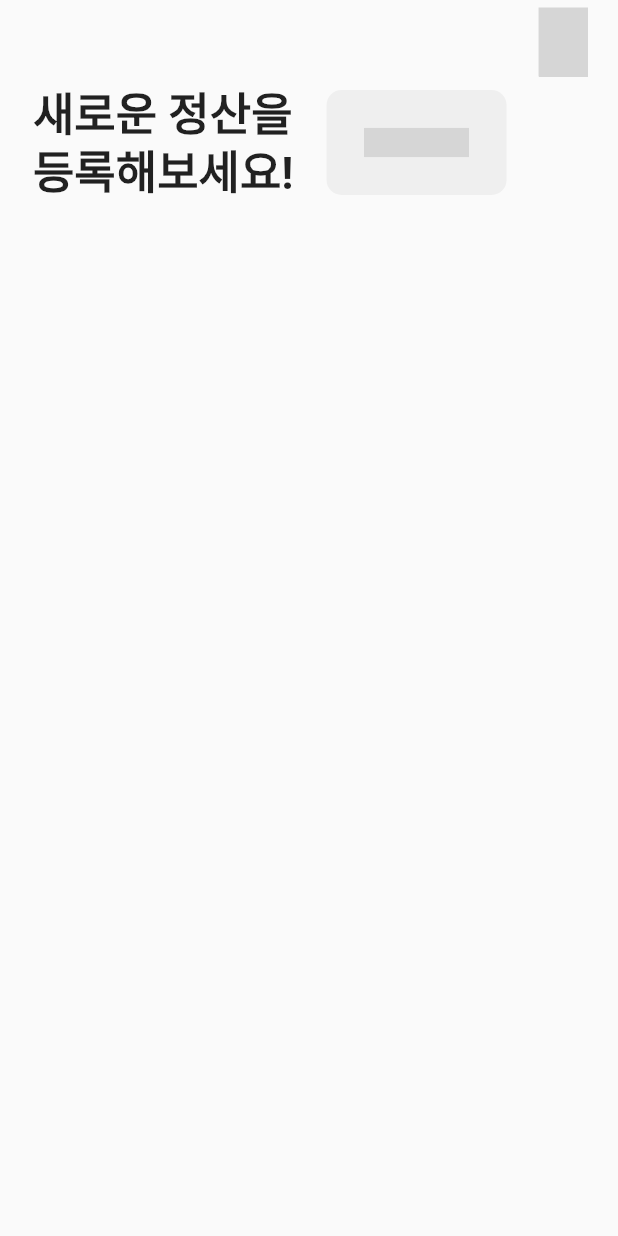
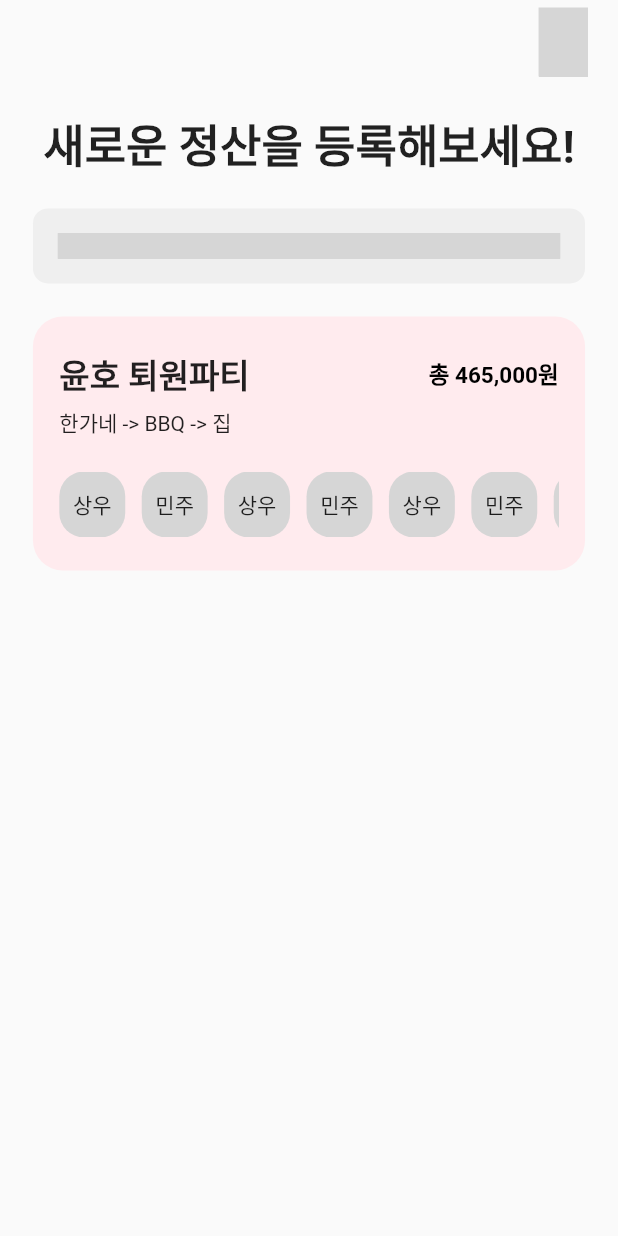
Before and after one commit to sangwoo24/n-bread, a Flutter app: the screen it shows after launch, on a phone screen of 412 x 824 dp. Run offline on Flutter 3.47's test engine with Material 2 defaults, Android fonts, the light colour scheme and no system bars; our stand-ins replace flutter_svg; Roboto replaces fonts that are missing (poor); grey boxes are pictures that could not be loaded.

Commit message:
Feat: 정산 카드 생성

```diff
--- a/n_bread/lib/module/home/components/home_header.dart
+++ b/n_bread/lib/module/home/components/home_header.dart
@@ -19,10 +19,8 @@ class HomeHeader extends StatelessWidget {
         padding: EdgeInsets.symmetric(horizontal: 20.w),
         child: Column(
           children: [
-            Row(
-              children: [
             const Text(
-                  '새로운 정산을\n등록해보세요!',
+              '새로운 정산을 등록해보세요!',
               style: TextStyle(
                 fontSize: 30,
                 fontWeight: FontWeight.bold,
@@ -30,15 +28,15 @@ class HomeHeader extends StatelessWidget {
                 fontFamily: 'poor',
               ),
             ),
-                Space(width: 20),
+            Space(height: 20),
             Container(
-                  width: 120,
-                  height: 70,
+              width: double.infinity,
+              height: 50,
               decoration: BoxDecoration(
                 borderRadius: BorderRadius.circular(10),
                 color: const Color(0xFFEFEFEF),
               ),
-                  padding: EdgeInsets.all(23.w),
+              padding: EdgeInsets.all(15.w),
               child: const SizedAsset(
                 assetPath: 'assets/icons/icon-add.svg',
                 size: Size(20, 20),
@@ -47,8 +45,6 @@ class HomeHeader extends StatelessWidget {
             ),
           ],
         ),
-          ],
-        ),
       ),
     );
   }
--- /dev/null
+++ b/n_bread/lib/module/home/components/settlement_list_tile.dart
@@ -0,0 +1,180 @@
+import 'package:flutter/material.dart';
+import 'package:n_bread/config/app_size.dart';
+import 'package:n_bread/global/widget/space.dart';
+
+class SettlementListTile extends StatelessWidget {
+  const SettlementListTile({super.key});
+
+  @override
+  Widget build(BuildContext context) {
+    return Container(
+      padding: EdgeInsets.symmetric(horizontal: 16.w, vertical: 20.w),
+      decoration: BoxDecoration(
+        borderRadius: BorderRadius.circular(20),
+        color: Colors.red[50],
+      ),
+      child: Column(
+        crossAxisAlignment: CrossAxisAlignment.start,
+        children: [
+          Row(
+            children: [
+              Text(
+                '윤호 퇴원파티',
+                style: TextStyle(
+                  fontSize: 22,
+                  fontWeight: FontWeight.bold,
+                  // fontFamily: 'poor',
+                ),
+              ),
+              const Spacer(),
+              Text(
+                '총 465,000원',
+                style: TextStyle(
+                  fontSize: 15,
+                  fontWeight: FontWeight.bold,
+                  color: Colors.black,
+                ),
+              ),
+            ],
+          ),
+          Space(height: 5),
+          Text(
+            '한가네 -> BBQ -> 집',
+            style: TextStyle(
+              fontSize: 14,
+              // fontFamily: 'poor',
+            ),
+          ),
+          Space(height: 20),
+          SingleChildScrollView(
+            scrollDirection: Axis.horizontal,
+            child: Row(
+              children: [
+                Container(
+                  width: 40.w,
+                  height: 40.w,
+                  decoration: BoxDecoration(
+                    color: Colors.grey[350],
+                    borderRadius: BorderRadius.circular(15.w),
+                  ),
+                  child: Center(
+                    child: Text('상우'),
+                  ),
+                ),
+                Space(width: 10),
+                Container(
+                  width: 40.w,
+                  height: 40.w,
+                  decoration: BoxDecoration(
+                    color: Colors.grey[350],
+                    borderRadius: BorderRadius.circular(15.w),
+                  ),
+                  child: Center(
+                    child: Text('민주'),
+                  ),
+                ),
+                Space(width: 10),
+                Container(
+                  width: 40.w,
+                  height: 40.w,
+                  decoration: BoxDecoration(
+                    color: Colors.grey[350],
+                    borderRadius: BorderRadius.circular(15.w),
+                  ),
+                  child: Center(
+                    child: Text('상우'),
+                  ),
+                ),
+                Space(width: 10),
+                Container(
+                  width: 40.w,
+                  height: 40.w,
+                  decoration: BoxDecoration(
+                    color: Colors.grey[350],
+                    borderRadius: BorderRadius.circular(15.w),
+                  ),
+                  child: Center(
+                    child: Text('민주'),
+                  ),
+                ),
+                Space(width: 10),
+                Container(
+                  width: 40.w,
+                  height: 40.w,
+                  decoration: BoxDecoration(
+                    color: Colors.grey[350],
+                    borderRadius: BorderRadius.circular(15.w),
+                  ),
+                  child: Center(
+                    child: Text('상우'),
+                  ),
+                ),
+                Space(width: 10),
+                Container(
+                  width: 40.w,
+                  height: 40.w,
+                  decoration: BoxDecoration(
+                    color: Colors.grey[350],
+                    borderRadius: BorderRadius.circular(15.w),
+                  ),
+                  child: Center(
+                    child: Text('민주'),
+                  ),
+                ),
+                Space(width: 10),
+                Container(
+                  width: 40.w,
+                  height: 40.w,
+                  decoration: BoxDecoration(
+                    color: Colors.grey[350],
+                    borderRadius: BorderRadius.circular(15.w),
+                  ),
+                  child: Center(
+                    child: Text('상우'),
+                  ),
+                ),
+                Space(width: 10),
+                Container(
+                  width: 40.w,
+                  height: 40.w,
+                  decoration: BoxDecoration(
+                    color: Colors.grey[350],
+                    borderRadius: BorderRadius.circular(15.w),
+                  ),
+                  child: Center(
+                    child: Text('민주'),
+                  ),
+                ),
+                Space(width: 10),
+                Container(
+                  width: 40.w,
+                  height: 40.w,
+                  decoration: BoxDecoration(
+                    color: Colors.grey[350],
+                    borderRadius: BorderRadius.circular(15.w),
+                  ),
+                  child: Center(
+                    child: Text('상우'),
+                  ),
+                ),
+                Space(width: 10),
+                Container(
+                  width: 40.w,
+                  height: 40.w,
+                  decoration: BoxDecoration(
+                    color: Colors.grey[350],
+                    borderRadius: BorderRadius.circular(15.w),
+                  ),
+                  child: Center(
+                    child: Text('민주'),
+                  ),
+                ),
+                Space(width: 10),
+              ],
+            ),
+          ),
+        ],
+      ),
+    );
+  }
+}
--- a/n_bread/lib/module/home/home.dart
+++ b/n_bread/lib/module/home/home.dart
@@ -1,7 +1,9 @@
 import 'package:flutter/material.dart';
 import 'package:n_bread/config/app_size.dart';
 import 'package:n_bread/global/widget/sized_asset.dart';
+import 'package:n_bread/global/widget/space.dart';
 import 'package:n_bread/module/home/components/home_header.dart';
+import 'package:n_bread/module/home/components/settlement_list_tile.dart';
 
 class Home extends StatelessWidget {
   const Home({super.key});
@@ -40,7 +42,18 @@ class Home extends StatelessWidget {
       bottom: false,
       child: Column(
         children: [
+          Space(height: 20),
           HomeHeader(onAddButtonPressed: () {}),
+          Expanded(
+            child: SingleChildScrollView(
+              padding: EdgeInsets.only(left: 20.w, right: 20.w, top: 20.w),
+              child: Column(
+                children: [
+                  SettlementListTile(),
+                ],
+              ),
+            ),
+          ),
         ],
       ),
     );
```
Lines whose indentation alone changed are shown as unchanged.
